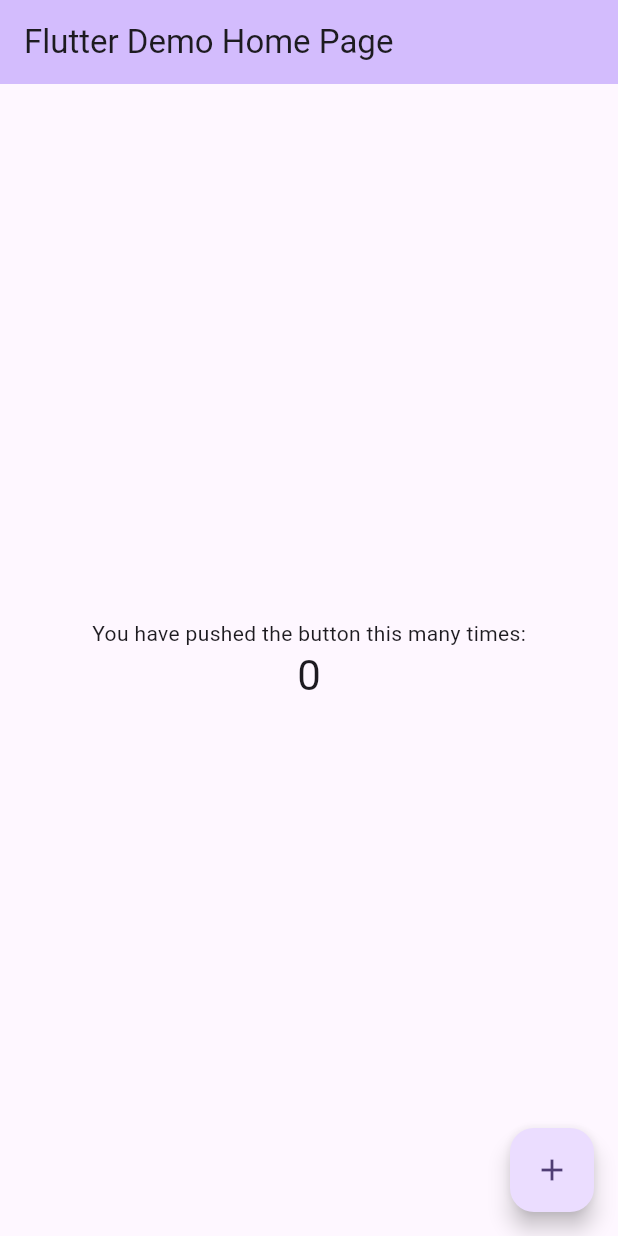
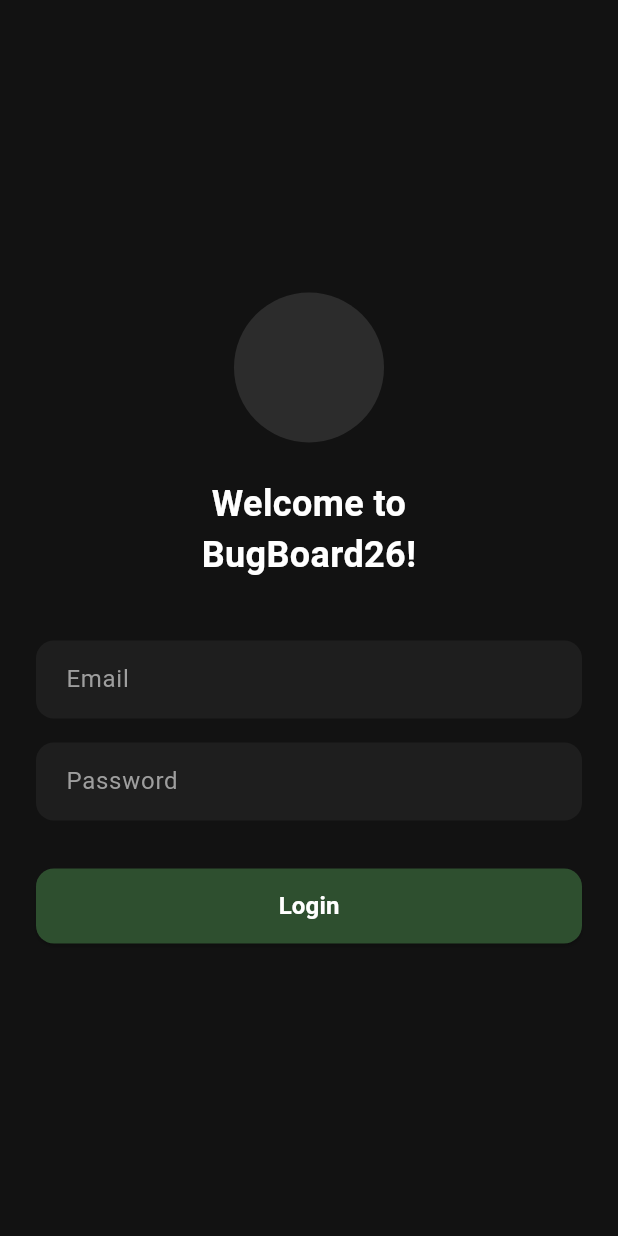
Before and after one commit to SpacebornYu/INGSW, a Flutter app: the screen it shows after launch, on a phone screen of 412 x 824 dp. Run offline on Flutter 3.47's test engine with Material 3 defaults, Android fonts, the light colour scheme and no system bars; our stand-ins replace shared_preferences.

Commit message:
Implementato il frontend per la schermata di login, integrazione con backend e server in locale (a causa di dipendenze di CocoaPods, ho docvuto runnare il mockup su chrome e ho dovuto cambiare e rendere più permissiva una parte di codice del backend in "index.js" -> "app.use(cors());"). Inoltre ho creato il forntend per la prima pagina "all issues"

```diff
--- /dev/null
+++ b/bugboard_frontend/lib/Screens/Login_screen.dart
@@ -0,0 +1,165 @@
+import 'package:flutter/material.dart';
+import '../services/auth_service.dart';
+import 'dashboard_screen.dart'; // Assicurati che questo file esista in lib/screens/
+
+class LoginScreen extends StatefulWidget {
+  const LoginScreen({super.key});
+
+  @override
+  State<LoginScreen> createState() => _LoginScreenState();
+}
+
+class _LoginScreenState extends State<LoginScreen> {
+  final TextEditingController _emailController = TextEditingController();
+  final TextEditingController _passwordController = TextEditingController();
+  final AuthService _authService = AuthService();
+
+  bool _isLoading = false;
+
+  void _handleLogin() async {
+    // Chiudi la tastiera se è aperta
+    FocusScope.of(context).unfocus();
+
+    setState(() {
+      _isLoading = true;
+    });
+
+    final email = _emailController.text;
+    final password = _passwordController.text;
+
+    // Chiamata al servizio di Login
+    bool success = await _authService.login(email, password);
+
+    // Se il widget non è più montato (es. l'utente è uscito), non fare nulla
+    if (!mounted) return;
+
+    setState(() {
+      _isLoading = false;
+    });
+
+    if (success) {
+      // MODIFICA EFFETTUATA QUI:
+      // Usiamo pushReplacement per andare alla Dashboard.
+      // "Replacement" serve a rimuovere la schermata di Login dalla memoria,
+      // così se premi "Indietro" dalla Dashboard non torni al Login (che sarebbe strano).
+      Navigator.pushReplacement(
+        context,
+        MaterialPageRoute(builder: (context) => const DashboardScreen()),
+      );
+    } else {
+      // Mostra il popup di errore identico al mockup
+      _showErrorDialog();
+    }
+  }
+
+  void _showErrorDialog() {
+    showDialog(
+      context: context,
+      builder: (context) => AlertDialog(
+        backgroundColor: const Color(0xFF2C2C2C), // Grigio scuro popup
+        title: const Center(
+          child: Text(
+            "Credenziali non valide",
+            style: TextStyle(color: Colors.white, fontSize: 16, fontWeight: FontWeight.bold)
+          )
+        ),
+        content: const Text(
+          "Si prega di inserire delle credenziali valide e di effettuare nuovamente il login.",
+          textAlign: TextAlign.center,
+          style: TextStyle(color: Colors.white70, fontSize: 14),
+        ),
+        actions: [
+          Center(
+            child: TextButton(
+              onPressed: () => Navigator.pop(context),
+              child: const Text("Ok", style: TextStyle(color: Colors.blue)),
+            ),
+          ),
+        ],
+      ),
+    );
+  }
+
+  @override
+  Widget build(BuildContext context) {
+    return Scaffold(
+      backgroundColor: const Color(0xFF121212), // Background scuro
+      body: Padding(
+        padding: const EdgeInsets.symmetric(horizontal: 24.0),
+        child: Column(
+          mainAxisAlignment: MainAxisAlignment.center,
+          children: [
+            // Cerchio Placeholder (Logo)
+            Container(
+              width: 100,
+              height: 100,
+              decoration: const BoxDecoration(
+                color: Color(0xFF2C2C2C),
+                shape: BoxShape.circle,
+              ),
+            ),
+            const SizedBox(height: 24),
+            // Titolo
+            const Text(
+              "Welcome to\nBugBoard26!",
+              textAlign: TextAlign.center,
+              style: TextStyle(
+                color: Colors.white,
+                fontSize: 24,
+                fontWeight: FontWeight.bold,
+              ),
+            ),
+            const SizedBox(height: 40),
+
+            // Campo Email
+            _buildTextField("Email", _emailController, false),
+            const SizedBox(height: 16),
+            // Campo Password
+            _buildTextField("Password", _passwordController, true),
+            const SizedBox(height: 32),
+
+            // Bottone Login
+            SizedBox(
+              width: double.infinity,
+              height: 50,
+              child: ElevatedButton(
+                style: ElevatedButton.styleFrom(
+                  backgroundColor: const Color(0xFF2E4F2F), // Verde scuro mockup
+                  shape: RoundedRectangleBorder(
+                    borderRadius: BorderRadius.circular(12),
+                  ),
+                ),
+                onPressed: _isLoading ? null : _handleLogin,
+                child: _isLoading
+                  ? const CircularProgressIndicator(color: Colors.white)
+                  : const Text(
+                      "Login",
+                      style: TextStyle(color: Colors.white, fontSize: 16, fontWeight: FontWeight.bold),
+                    ),
+              ),
+            ),
+          ],
+        ),
+      ),
+    );
+  }
+
+  Widget _buildTextField(String hint, TextEditingController controller, bool isPassword) {
+    return TextField(
+      controller: controller,
+      obscureText: isPassword,
+      style: const TextStyle(color: Colors.white),
+      decoration: InputDecoration(
+        hintText: hint,
+        hintStyle: const TextStyle(color: Colors.grey),
+        filled: true,
+        fillColor: const Color(0xFF1E1E1E), // Grigio Input
+        border: OutlineInputBorder(
+          borderRadius: BorderRadius.circular(12),
+          borderSide: BorderSide.none,
+        ),
+        contentPadding: const EdgeInsets.symmetric(horizontal: 16, vertical: 14),
+      ),
+    );
+  }
+}
--- a/bugboard_frontend/lib/main.dart
+++ b/bugboard_frontend/lib/main.dart
@@ -1,4 +1,5 @@
 import 'package:flutter/material.dart';
+import 'screens/login_screen.dart'; // Importa la tua schermata di login
 
 void main() {
   runApp(const MyApp());
@@ -7,116 +8,18 @@ void main() {
 class MyApp extends StatelessWidget {
   const MyApp({super.key});
 
-  // This widget is the root of your application.
   @override
   Widget build(BuildContext context) {
     return MaterialApp(
-      title: 'Flutter Demo',
+      title: 'BugBoard26',
+      debugShowCheckedModeBanner: false, // Toglie la scritta "DEBUG" rossa in alto
       theme: ThemeData(
-        // This is the theme of your application.
-        //
-        // TRY THIS: Try running your application with "flutter run". You'll see
-        // the application has a purple toolbar. Then, without quitting the app,
-        // try changing the seedColor in the colorScheme below to Colors.green
-        // and then invoke "hot reload" (save your changes or press the "hot
-        // reload" button in a Flutter-supported IDE, or press "r" if you used
-        // the command line to start the app).
-        //
-        // Notice that the counter didn't reset back to zero; the application
-        // state is not lost during the reload. To reset the state, use hot
-        // restart instead.
-        //
-        // This works for code too, not just values: Most code changes can be
-        // tested with just a hot reload.
-        colorScheme: .fromSeed(seedColor: Colors.deepPurple),
+        brightness: Brightness.dark, // Imposta il tema scuro globale (come nel mockup)
+        primaryColor: const Color(0xFF1C1C1E),
+        scaffoldBackgroundColor: const Color(0xFF000000), // Sfondo nero
+        useMaterial3: true,
       ),
-      home: const MyHomePage(title: 'Flutter Demo Home Page'),
+      home: const LoginScreen(), // <--- Qui diciamo di partire dal Login!
     );
   }
 }
-
-class MyHomePage extends StatefulWidget {
-  const MyHomePage({super.key, required this.title});
-
-  // This widget is the home page of your application. It is stateful, meaning
-  // that it has a State object (defined below) that contains fields that affect
-  // how it looks.
-
-  // This class is the configuration for the state. It holds the values (in this
-  // case the title) provided by the parent (in this case the App widget) and
-  // used by the build method of the State. Fields in a Widget subclass are
-  // always marked "final".
-
-  final String title;
-
-  @override
-  State<MyHomePage> createState() => _MyHomePageState();
-}
-
-class _MyHomePageState extends State<MyHomePage> {
-  int _counter = 0;
-
-  void _incrementCounter() {
-    setState(() {
-      // This call to setState tells the Flutter framework that something has
-      // changed in this State, which causes it to rerun the build method below
-      // so that the display can reflect the updated values. If we changed
-      // _counter without calling setState(), then the build method would not be
-      // called again, and so nothing would appear to happen.
-      _counter++;
-    });
-  }
-
-  @override
-  Widget build(BuildContext context) {
-    // This method is rerun every time setState is called, for instance as done
-    // by the _incrementCounter method above.
-    //
-    // The Flutter framework has been optimized to make rerunning build methods
-    // fast, so that you can just rebuild anything that needs updating rather
-    // than having to individually change instances of widgets.
-    return Scaffold(
-      appBar: AppBar(
-        // TRY THIS: Try changing the color here to a specific color (to
-        // Colors.amber, perhaps?) and trigger a hot reload to see the AppBar
-        // change color while the other colors stay the same.
-        backgroundColor: Theme.of(context).colorScheme.inversePrimary,
-        // Here we take the value from the MyHomePage object that was created by
-        // the App.build method, and use it to set our appbar title.
-        title: Text(widget.title),
-      ),
-      body: Center(
-        // Center is a layout widget. It takes a single child and positions it
-        // in the middle of the parent.
-        child: Column(
-          // Column is also a layout widget. It takes a list of children and
-          // arranges them vertically. By default, it sizes itself to fit its
-          // children horizontally, and tries to be as tall as its parent.
-          //
-          // Column has various properties to control how it sizes itself and
-          // how it positions its children. Here we use mainAxisAlignment to
-          // center the children vertically; the main axis here is the vertical
-          // axis because Columns are vertical (the cross axis would be
-          // horizontal).
-          //
-          // TRY THIS: Invoke "debug painting" (choose the "Toggle Debug Paint"
-          // action in the IDE, or press "p" in the console), to see the
-          // wireframe for each widget.
-          mainAxisAlignment: .center,
-          children: [
-            const Text('You have pushed the button this many times:'),
-            Text(
-              '$_counter',
-              style: Theme.of(context).textTheme.headlineMedium,
-            ),
-          ],
-        ),
-      ),
-      floatingActionButton: FloatingActionButton(
-        onPressed: _incrementCounter,
-        tooltip: 'Increment',
-        child: const Icon(Icons.add),
-      ),
-    );
-  }
-}
--- a/bugboard_frontend/pubspec.yaml
+++ b/bugboard_frontend/pubspec.yaml
@@ -30,6 +30,9 @@ environment:
 dependencies:
   flutter:
     sdk: flutter
+
+  http: ^1.2.0
+  shared_preferences: ^2.2.2
 
   # The following adds the Cupertino Icons font to your application.
   # Use with the CupertinoIcons class for iOS style icons.
```
Also changed, not shown: bugboard_frontend/lib/Screens/dashboard_screen.dart (added, +135 -0 lines), bugboard_frontend/lib/models/issue.dart (added, +35 -0 lines), bugboard_frontend/lib/services/auth_service.dart (added, +51 -0 lines), bugboard_frontend/lib/services/issue_service.dart (added, +33 -0 lines), bugboard_frontend/pubspec.lock, 8 other files.
